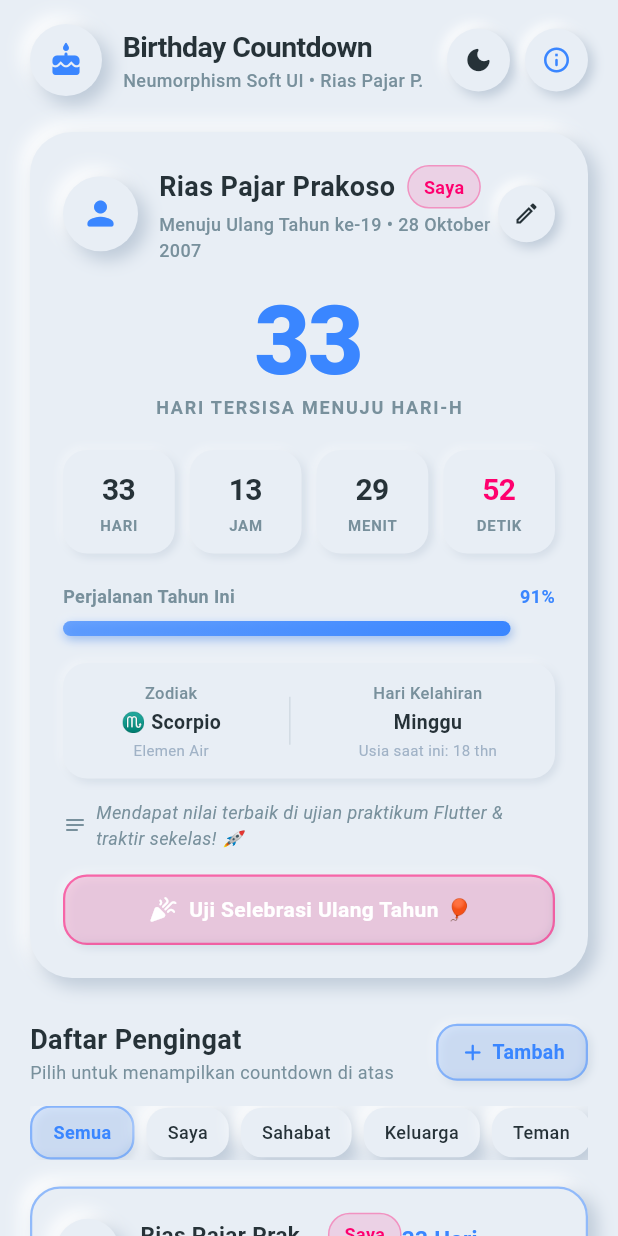
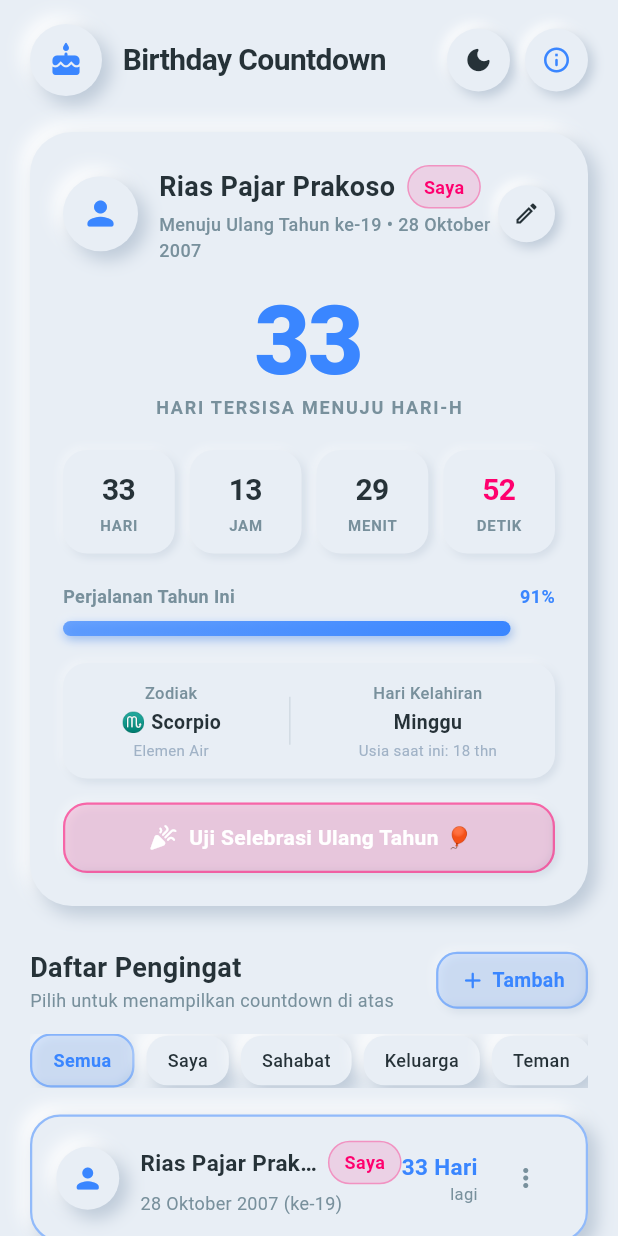
Before and after one commit to K-taaannn/ATS_Android, a Flutter app: the screen it shows after launch, on a phone screen of 412 x 824 dp. Run offline on Flutter 3.47's test engine with Material 3 defaults, Android fonts, the phone set to English and light mode, and no system bars; Roboto replaces fonts that are missing (Segoe UI).

Commit message:
Remove top left info and notes section from hero card

```diff
--- a/lib/main.dart
+++ b/lib/main.dart
@@ -50,7 +50,7 @@ class _BirthdayCountdownHomePageState extends State<BirthdayCountdownHomePage> {
       birthDate: DateTime(2007, 10, 28), // Siswa Kelas XII
       relationship: 'Saya',
       icon: Icons.person_rounded,
-      notes: 'Mendapat nilai terbaik di ujian praktikum Flutter & traktir sekelas! 🚀',
+      notes: '',
     ),
     BirthdayItem(
       id: '2',
@@ -58,7 +58,7 @@ class _BirthdayCountdownHomePageState extends State<BirthdayCountdownHomePage> {
       birthDate: DateTime(2007, 4, 12),
       relationship: 'Sahabat',
       icon: Icons.sports_esports_rounded,
-      notes: 'Kado gamepad wireless atau mouse gaming',
+      notes: '',
     ),
     BirthdayItem(
       id: '3',
@@ -66,7 +66,7 @@ class _BirthdayCountdownHomePageState extends State<BirthdayCountdownHomePage> {
       birthDate: DateTime(1982, 11, 15),
       relationship: 'Keluarga',
       icon: Icons.favorite_rounded,
-      notes: 'Buket bunga mawar & kue tart cokelat',
+      notes: '',
     ),
   ];
 
@@ -404,27 +404,14 @@ class _BirthdayCountdownHomePageState extends State<BirthdayCountdownHomePage> {
               ),
             ),
             const SizedBox(width: 14),
-            Column(
-              crossAxisAlignment: CrossAxisAlignment.start,
-              children: [
             Text(
               'Birthday Countdown',
               style: TextStyle(
                 color: theme.textPrimary,
-                    fontSize: 19,
+                fontSize: 20,
                 fontWeight: FontWeight.bold,
                 letterSpacing: -0.4,
               ),
-                ),
-                Text(
-                  'Neumorphism Soft UI • Rias Pajar P.',
-                  style: TextStyle(
-                    color: theme.textSecondary,
-                    fontSize: 12,
-                    fontWeight: FontWeight.w500,
-                  ),
-                ),
-              ],
             ),
           ],
         ),
@@ -676,29 +663,6 @@ class _BirthdayCountdownHomePageState extends State<BirthdayCountdownHomePage> {
               ],
             ),
           ),
-
-          // Catatan / Wishlist jika ada
-          if (active.notes.isNotEmpty) ...[
-            const SizedBox(height: 14),
-            Row(
-              children: [
-                Icon(Icons.notes_rounded, size: 16, color: theme.textSecondary),
-                const SizedBox(width: 6),
-                Expanded(
-                  child: Text(
-                    active.notes,
-                    style: TextStyle(
-                      color: theme.textSecondary,
-                      fontSize: 12,
-                      fontStyle: FontStyle.italic,
-                    ),
-                    maxLines: 2,
-                    overflow: TextOverflow.ellipsis,
-                  ),
-                ),
-              ],
-            ),
-          ],
 
           const SizedBox(height: 16),
           // Tombol Selebrasi Interaktif
```
Lines whose indentation alone changed are shown as unchanged.
